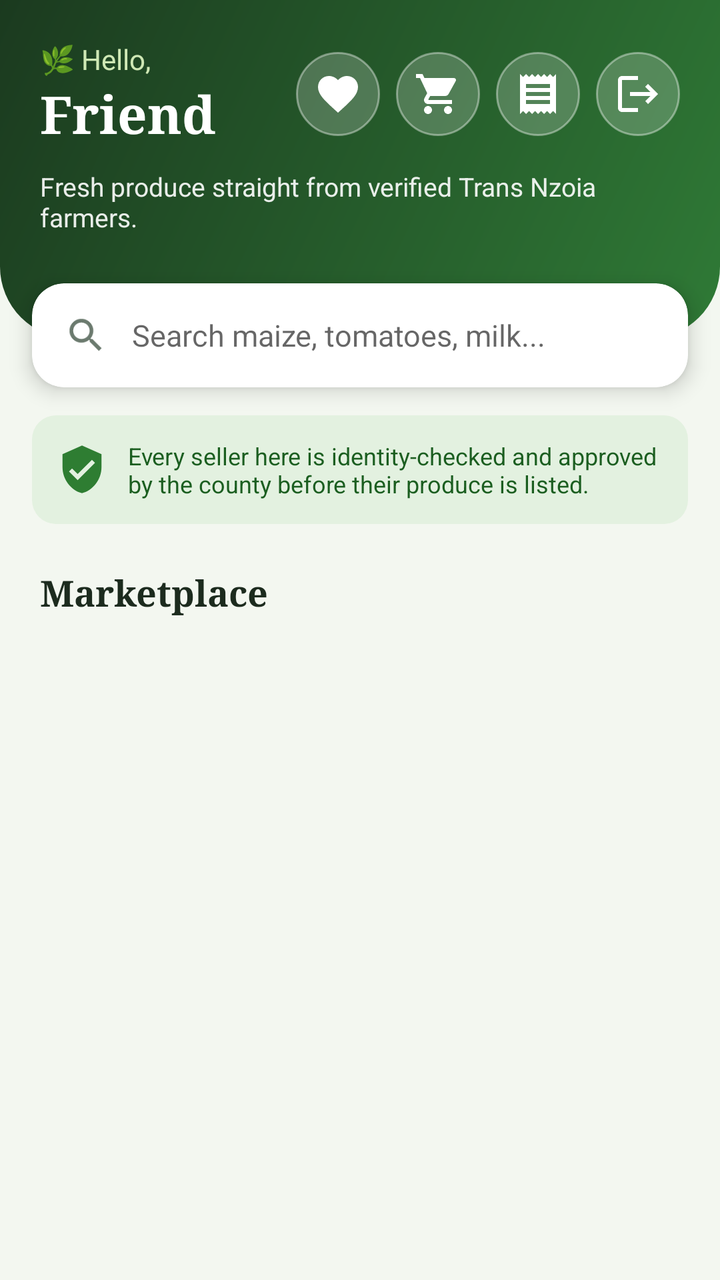
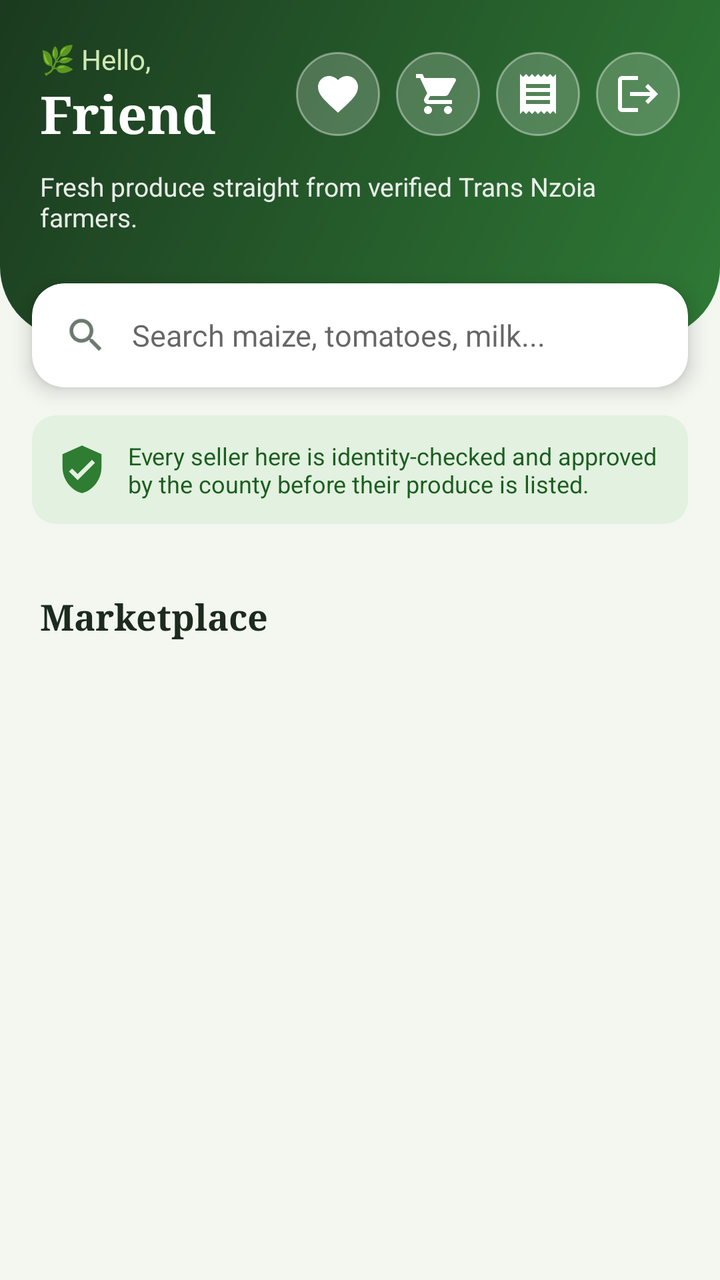

An Android layout rendered at two revisions. The XML below is the earlier revision; the diff shows what the commit changed to produce the second picture.
<!-- AndroidManifest.xml: activity theme Theme.FarmConnect.FarmerDash -->
<!-- res/layout/activity_buyer_home.xml -->
<?xml version="1.0" encoding="utf-8"?>
<androidx.core.widget.NestedScrollView xmlns:android="http://schemas.android.com/apk/res/android"
    xmlns:app="http://schemas.android.com/apk/res-auto"
    android:layout_width="match_parent" android:layout_height="match_parent"
    android:background="@color/fc_bg" android:fillViewport="true" android:scrollbars="none">

    <LinearLayout android:layout_width="match_parent" android:layout_height="wrap_content"
        android:orientation="vertical">

        
        <LinearLayout android:layout_width="match_parent" android:layout_height="wrap_content"
            android:background="@drawable/bg_dash_header" android:orientation="vertical"
            android:paddingBottom="52dp" android:paddingStart="20dp" android:paddingEnd="20dp"
            android:paddingTop="20dp">
            <LinearLayout android:layout_width="match_parent" android:layout_height="wrap_content"
                android:gravity="center_vertical" android:orientation="horizontal">
                <LinearLayout android:layout_width="0dp" android:layout_height="wrap_content"
                    android:layout_weight="1" android:orientation="vertical">
                    <TextView android:layout_width="wrap_content" android:layout_height="wrap_content"
                        android:text="🌿 Hello," android:textColor="#CFE8B5" android:textSize="14sp" />
                    <TextView android:id="@+id/tvGreeting" android:layout_width="wrap_content"
                        android:layout_height="wrap_content" android:fontFamily="serif" android:text="Friend"
                        android:textColor="#FFFFFF" android:textSize="26sp" android:textStyle="bold" />
                </LinearLayout>
                <ImageButton android:id="@+id/btnWishlist" android:layout_width="42dp" android:layout_height="42dp"
                    android:background="@drawable/bg_icon_glass" android:contentDescription="Wishlist"
                    android:padding="10dp" android:src="@drawable/ic_heart" android:tint="#FFFFFF" />
                <ImageButton android:id="@+id/btnCart" android:layout_width="42dp" android:layout_height="42dp"
                    android:layout_marginStart="8dp" android:background="@drawable/bg_icon_glass"
                    android:contentDescription="Cart" android:padding="10dp" android:src="@drawable/ic_cart"
                    android:tint="#FFFFFF" />
                <ImageButton android:id="@+id/btnOrders" android:layout_width="42dp" android:layout_height="42dp"
                    android:layout_marginStart="8dp" android:background="@drawable/bg_icon_glass"
                    android:contentDescription="My orders" android:padding="10dp" android:src="@drawable/ic_receipt"
                    android:tint="#FFFFFF" />
                <ImageButton android:id="@+id/btnLogout" android:layout_width="42dp" android:layout_height="42dp"
                    android:layout_marginStart="8dp" android:background="@drawable/bg_icon_glass"
                    android:contentDescription="Log out" android:padding="10dp" android:src="@drawable/ic_logout"
                    android:tint="#FFFFFF" />
            </LinearLayout>
            <TextView android:layout_width="wrap_content" android:layout_height="wrap_content"
                android:layout_marginTop="10dp" android:text="Fresh produce straight from verified Trans Nzoia farmers."
                android:textColor="#E6FFFFFF" android:textSize="13sp" />
        </LinearLayout>

        
        <com.google.android.material.card.MaterialCardView android:layout_width="match_parent"
            android:layout_height="wrap_content" android:layout_marginStart="16dp" android:layout_marginEnd="16dp"
            android:layout_marginTop="-28dp" app:cardBackgroundColor="@color/fc_card" app:cardCornerRadius="16dp"
            app:cardElevation="6dp" app:strokeWidth="0dp">
            <LinearLayout android:layout_width="match_parent" android:layout_height="wrap_content"
                android:gravity="center_vertical" android:orientation="horizontal" android:paddingStart="16dp"
                android:paddingEnd="8dp">
                <ImageView android:layout_width="22dp" android:layout_height="22dp" android:contentDescription="Search"
                    android:src="@drawable/ic_search" android:tint="@color/fc_muted" />
                <EditText android:id="@+id/etSearch" android:layout_width="0dp" android:layout_height="52dp"
                    android:layout_weight="1" android:background="@null" android:hint="Search maize, tomatoes, milk..."
                    android:imeOptions="actionSearch" android:inputType="text" android:maxLines="1"
                    android:paddingStart="12dp" android:paddingEnd="12dp" android:textSize="15sp" />
            </LinearLayout>
        </com.google.android.material.card.MaterialCardView>

        
        <LinearLayout android:layout_width="match_parent" android:layout_height="wrap_content"
            android:layout_marginStart="16dp" android:layout_marginEnd="16dp" android:layout_marginTop="14dp"
            android:background="@drawable/bg_chip" android:backgroundTint="#E3F1E0" android:gravity="center_vertical"
            android:orientation="horizontal" android:padding="12dp">
            <ImageView android:layout_width="26dp" android:layout_height="26dp" android:contentDescription="Verified"
                android:src="@drawable/ic_verified" android:tint="@color/fc_primary" />
            <TextView android:layout_width="0dp" android:layout_height="wrap_content" android:layout_marginStart="10dp"
                android:layout_weight="1" android:text="Every seller here is identity-checked and approved by the county before their produce is listed."
                android:textColor="#1B5E20" android:textSize="12sp" />
        </LinearLayout>

        
        <HorizontalScrollView android:layout_width="match_parent" android:layout_height="wrap_content"
            android:layout_marginTop="8dp" android:scrollbars="none">
            <com.google.android.material.chip.ChipGroup android:id="@+id/chipGroup"
                android:layout_width="wrap_content" android:layout_height="wrap_content"
                android:paddingStart="12dp" android:paddingEnd="12dp" android:paddingTop="4dp" android:paddingBottom="4dp"
                app:selectionRequired="true" app:singleLine="true" app:singleSelection="true" />
        </HorizontalScrollView>

        <LinearLayout android:layout_width="match_parent" android:layout_height="wrap_content"
            android:gravity="center_vertical" android:orientation="horizontal" android:paddingStart="20dp"
            android:paddingEnd="20dp" android:paddingTop="6dp">
            <TextView android:id="@+id/tvCount" android:layout_width="0dp" android:layout_height="wrap_content"
                android:layout_weight="1" android:fontFamily="serif" android:text="Marketplace"
                android:textColor="@color/fc_text" android:textSize="18sp" android:textStyle="bold" />
            <ProgressBar android:id="@+id/progress" android:layout_width="22dp" android:layout_height="22dp"
                android:visibility="gone" />
        </LinearLayout>

        <TextView android:id="@+id/tvEmpty" android:layout_width="match_parent" android:layout_height="wrap_content"
            android:gravity="center" android:padding="36dp"
            android:text="No products to show yet.\nNew produce appears here once farmers are verified."
            android:textColor="@color/fc_muted" android:visibility="gone" />

        <androidx.recyclerview.widget.RecyclerView android:id="@+id/rv" android:layout_width="match_parent"
            android:layout_height="wrap_content" android:nestedScrollingEnabled="false"
            android:paddingBottom="24dp" />
    </LinearLayout>
</androidx.core.widget.NestedScrollView>
<!-- resources referenced by this layout -->
<resources>
  <color name="fc_bg">#F3F7F0</color>
  <color name="fc_card">#FFFFFF</color>
  <color name="fc_muted">#6B7A6E</color>
  <color name="fc_primary">#2E7D32</color>
  <color name="fc_text">#1C2B1E</color>
  <!-- drawable bg_chip (drawable) -->
  <?xml version="1.0" encoding="utf-8"?>
  <shape xmlns:android="http://schemas.android.com/apk/res/android" android:shape="rectangle">
      <solid android:color="#FFFFFF" />
      <corners android:radius="12dp" />
  </shape>
  <!-- drawable bg_dash_header (drawable) -->
  <?xml version="1.0" encoding="utf-8"?>
  <shape xmlns:android="http://schemas.android.com/apk/res/android" android:shape="rectangle">
      <gradient android:angle="315" android:startColor="#1B3A1F" android:endColor="#2F7A36" />
      <corners android:bottomLeftRadius="36dp" android:bottomRightRadius="36dp" />
  </shape>
  <!-- drawable bg_icon_glass (drawable) -->
  <?xml version="1.0" encoding="utf-8"?>
  <shape xmlns:android="http://schemas.android.com/apk/res/android" android:shape="oval">
      <solid android:color="#33FFFFFF" />
      <stroke android:width="1dp" android:color="#66FFFFFF" />
  </shape>
  <!-- drawable ic_heart (drawable) -->
  <vector xmlns:android="http://schemas.android.com/apk/res/android"
      android:width="24dp" android:height="24dp" android:viewportWidth="24" android:viewportHeight="24">
      <path android:fillColor="#FF000000" android:pathData="M12,21.35l-1.45,-1.32C5.4,15.36 2,12.28 2,8.5 2,5.42 4.42,3 7.5,3c1.74,0 3.41,0.81 4.5,2.09C13.09,3.81 14.76,3 16.5,3 19.58,3 22,5.42 22,8.5c0,3.78 -3.4,6.86 -8.55,11.54L12,21.35z" />
  </vector>
  <!-- drawable ic_logout (drawable) -->
  <vector xmlns:android="http://schemas.android.com/apk/res/android"
      android:width="24dp" android:height="24dp" android:viewportWidth="24" android:viewportHeight="24">
      <path android:fillColor="#FF000000" android:pathData="M17,7l-1.41,1.41L18.17,11H8v2h10.17l-2.58,2.58L17,17l5,-5zM4,5h8V3H4c-1.1,0 -2,0.9 -2,2v14c0,1.1 0.9,2 2,2h8v-2H4V5z" />
  </vector>
  <!-- drawable ic_receipt (drawable) -->
  <vector xmlns:android="http://schemas.android.com/apk/res/android"
      android:width="24dp" android:height="24dp" android:viewportWidth="24" android:viewportHeight="24">
      <path android:fillColor="#FF000000" android:pathData="M18,17H6v-2h12v2zM18,13H6v-2h12v2zM18,9H6V7h12v2zM3,22l1.5,-1.5L6,22l1.5,-1.5L9,22l1.5,-1.5L12,22l1.5,-1.5L15,22l1.5,-1.5L18,22l1.5,-1.5L21,22V2l-1.5,1.5L18,2l-1.5,1.5L15,2l-1.5,1.5L12,2l-1.5,1.5L9,2 7.5,3.5 6,2 4.5,3.5 3,2v20z" />
  </vector>
  <!-- drawable ic_search (drawable) -->
  <vector xmlns:android="http://schemas.android.com/apk/res/android"
      android:width="24dp" android:height="24dp" android:viewportWidth="24" android:viewportHeight="24">
      <path android:fillColor="#FF000000" android:pathData="M15.5,14h-0.79l-0.28,-0.27C15.41,12.59 16,11.11 16,9.5 16,5.91 13.09,3 9.5,3S3,5.91 3,9.5 5.91,16 9.5,16c1.61,0 3.09,-0.59 4.23,-1.57l0.27,0.28v0.79l5,4.99L20.49,19l-4.99,-5zM9.5,14C7.01,14 5,11.99 5,9.5S7.01,5 9.5,5 14,7.01 14,9.5 11.99,14 9.5,14z" />
  </vector>
  <!-- drawable ic_verified (drawable) -->
  <vector xmlns:android="http://schemas.android.com/apk/res/android"
      android:width="24dp" android:height="24dp" android:viewportWidth="24" android:viewportHeight="24">
      <path android:fillColor="#FF000000"
          android:pathData="M12,1L3,5v6c0,5.55 3.84,10.74 9,12 5.16,-1.26 9,-6.45 9,-12V5l-9,-4zM10,17l-4,-4 1.41,-1.41L10,14.17l6.59,-6.59L18,9l-8,8z" />
  </vector>
  <style name="Theme.FarmConnect.FarmerDash" parent="Theme.MaterialComponents.Light.NoActionBar">
          <item name="colorPrimary">#2E7D32</item>
          <item name="colorPrimaryVariant">@color/fc_dark</item>
          <item name="colorOnPrimary">#FFFFFF</item>
          <item name="colorSecondary">#F9A825</item>
          <item name="android:statusBarColor">@color/fc_dark</item>
          <item name="android:windowBackground">@color/fc_bg</item>
      </style>
  <color name="fc_dark">#1B3A1F</color>
  <!-- unchanged entries left out for length: 1 -->
</resources>

<!-- the commit's change to res/layout/activity_buyer_home.xml (unified diff, before → after) -->
@@ -72,6 +72,14 @@
                 android:textColor="#1B5E20" android:textSize="12sp" />
         </LinearLayout>
 
+
+    <HorizontalScrollView android:layout_width="match_parent" android:layout_height="wrap_content"
+        android:clipToPadding="false" android:paddingEnd="12dp" android:paddingStart="12dp" android:paddingTop="12dp"
+        android:scrollbars="none">
+        <LinearLayout android:id="@+id/hubContainer" android:layout_width="wrap_content" android:layout_height="wrap_content"
+            android:orientation="horizontal" />
+    </HorizontalScrollView>
+
         
         <HorizontalScrollView android:layout_width="match_parent" android:layout_height="wrap_content"
             android:layout_marginTop="8dp" android:scrollbars="none">
